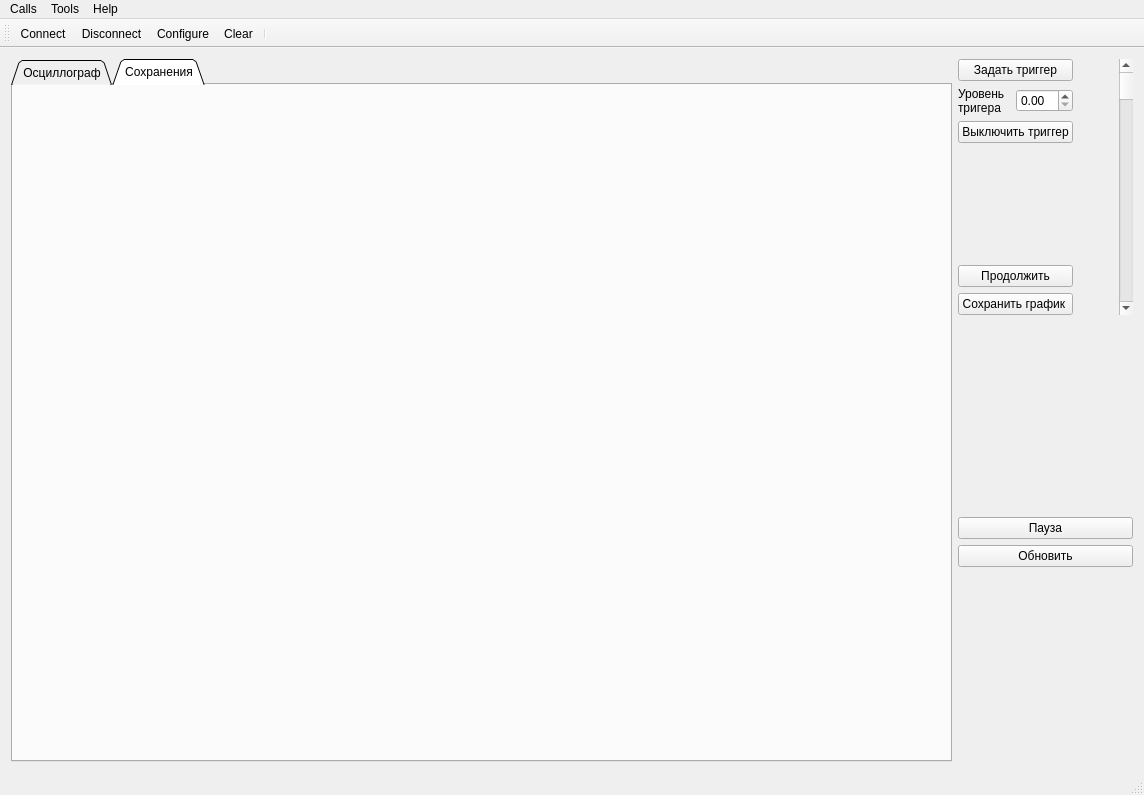
First picture: the form in mainwindow.ui, repository pivleonid/qwt_occilloscope, before the edit.
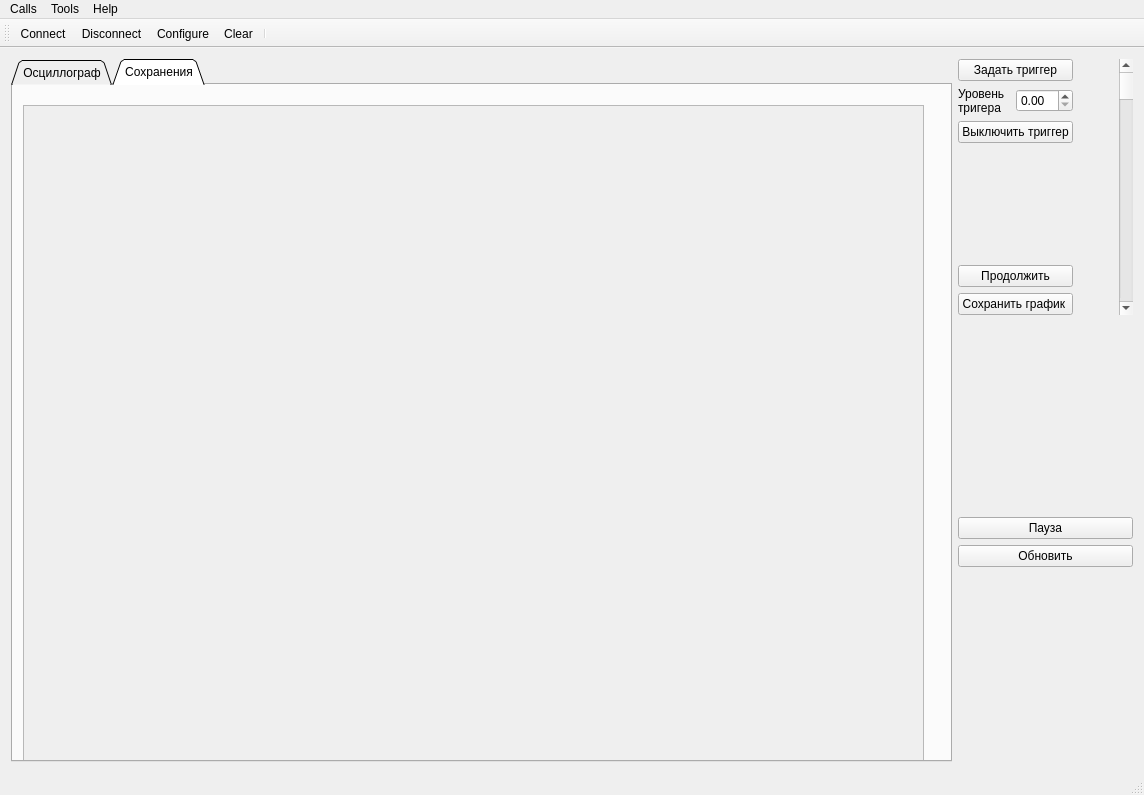
Second picture: the form after the edit. The open tabs and pages were chosen to show the change. Icons and pictures are not drawn. Custom widgets are drawn as their Qt base class.

Commit message: Наконец, все сохранения отображаются при помощи scroll_area в   tab_widget_2

Diff of the .ui file:
```diff
--- a/mainwindow.ui
+++ b/mainwindow.ui
@@ -66,6 +66,29 @@
        <attribute name="title">
         <string>Сохранения</string>
        </attribute>
+       <widget class="QScrollArea" name="scrollArea">
+        <property name="geometry">
+         <rect>
+          <x>10</x>
+          <y>20</y>
+          <width>901</width>
+          <height>661</height>
+         </rect>
+        </property>
+        <property name="widgetResizable">
+         <bool>true</bool>
+        </property>
+        <widget class="QWidget" name="scrollAreaWidgetContents">
+         <property name="geometry">
+          <rect>
+           <x>0</x>
+           <y>0</y>
+           <width>899</width>
+           <height>659</height>
+          </rect>
+         </property>
+        </widget>
+       </widget>
       </widget>
      </widget>
     </item>
```
Left out of the diff: 2 changed lines with no effect on the pictures. The commit also changes 23 other files.
